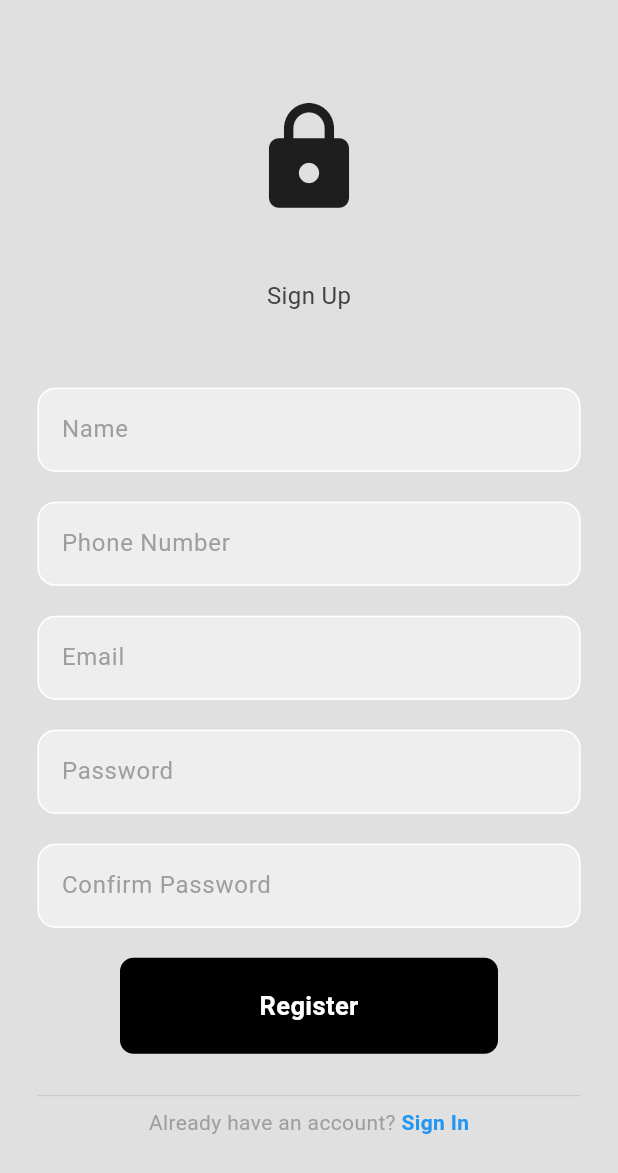
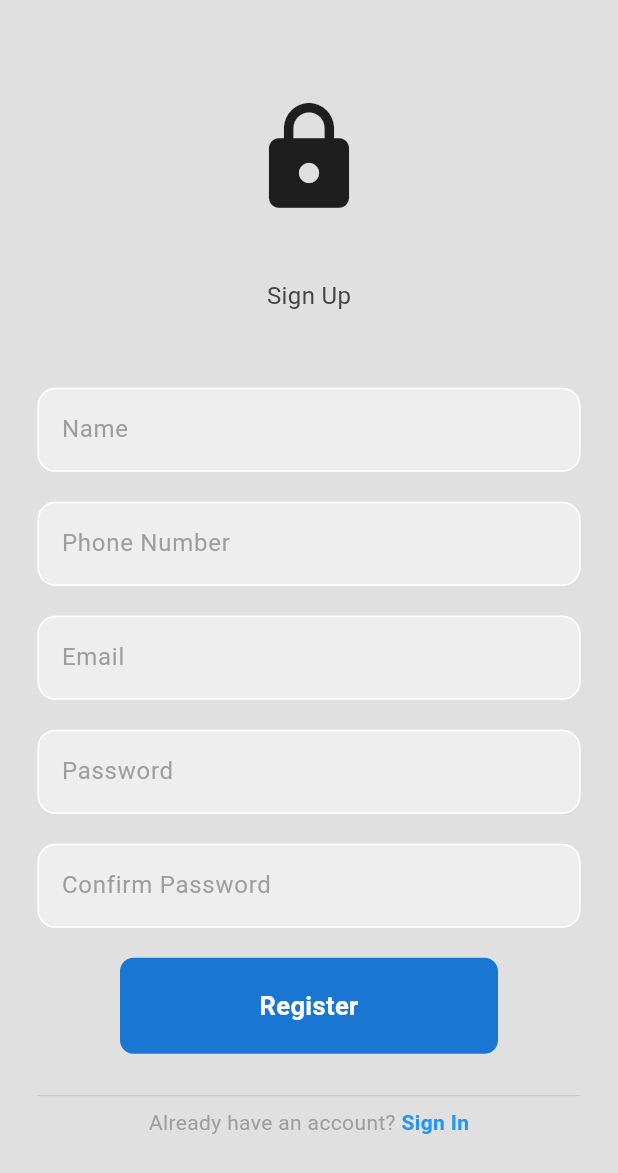
Before and after one commit to Paehkun/autofeed, a Flutter app: the screen it shows after launch, after a tap on "Sign Up Now", on a phone screen of 412 x 824 dp. Shown: the top 1173 px of the screen. Run offline on Flutter 3.47's test engine with Material 3 defaults, Android fonts, the light colour scheme and no system bars; our stand-ins replace animated_toggle_switch, awesome_notifications, dropdown_button2, firebase_auth, firebase_core, firebase_database and 3 more; missing offline and left inert: flutter_mjpeg; accounts and stored records are empty; network calls fail.

Commit message:
change button ui

```diff
--- a/lib/component/login_button.dart
+++ b/lib/component/login_button.dart
@@ -13,7 +13,7 @@ class Button extends StatelessWidget {
         padding: const EdgeInsets.all(20),
         margin: const EdgeInsets.symmetric(horizontal: 80),
         decoration: BoxDecoration(
-          color: Colors.black,
+          color: Colors.blue.shade700,
           borderRadius: BorderRadius.circular(9),
         ),
         child: const Center(
--- a/lib/component/register_button.dart
+++ b/lib/component/register_button.dart
@@ -13,7 +13,7 @@ class RegisterButton extends StatelessWidget {
         padding: const EdgeInsets.all(20),
         margin: const EdgeInsets.symmetric(horizontal: 80),
         decoration: BoxDecoration(
-          color: Colors.black,
+          color: Colors.blue.shade700,
           borderRadius: BorderRadius.circular(9),
         ),
         child: const Center(
```
